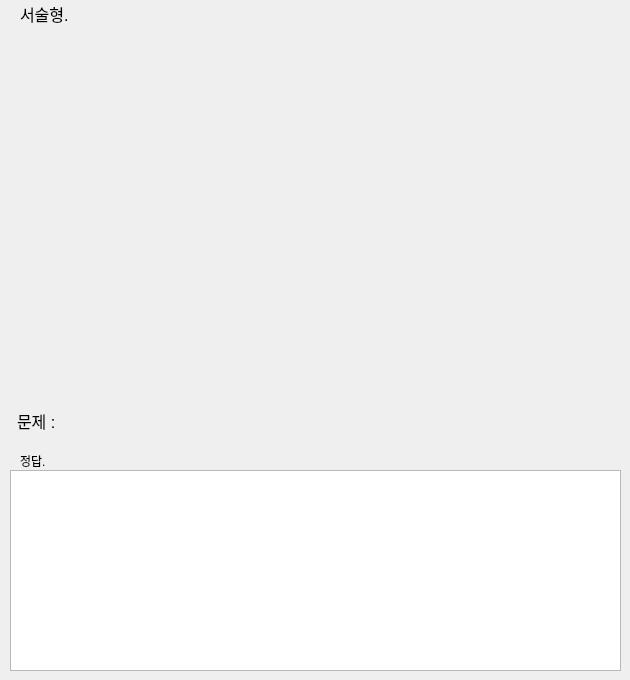
Qt form Math_Books Review Pre_Test_App/UI_save/user_question_window2.ui (gomtings/JeoninHighSchool) before a commit.
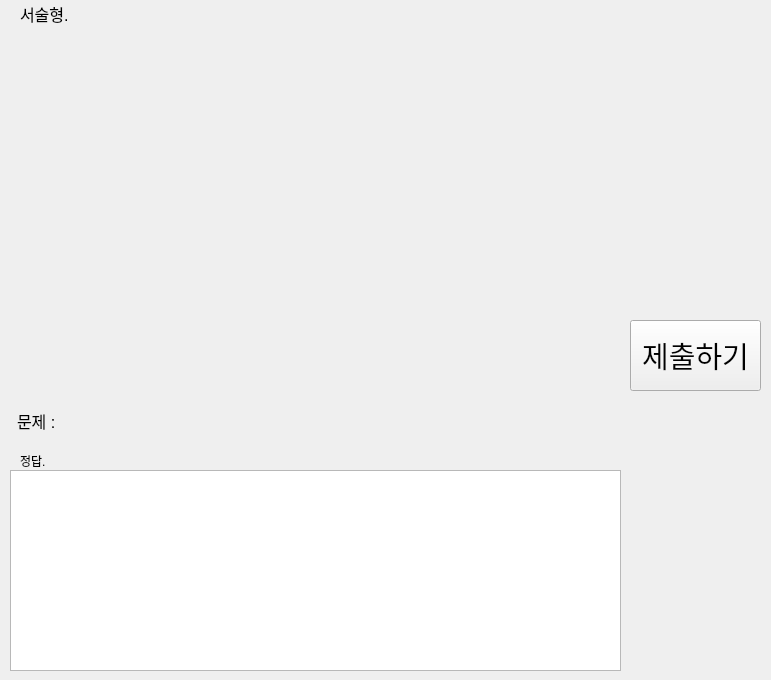
The same form after that commit. Icons and pictures are not drawn.

```diff
--- a/Math_Books Review Pre_Test_App/UI_save/user_question_window2.ui
+++ b/Math_Books Review Pre_Test_App/UI_save/user_question_window2.ui
@@ -6,7 +6,7 @@
    <rect>
     <x>0</x>
     <y>0</y>
-    <width>630</width>
+    <width>771</width>
     <height>680</height>
    </rect>
   </property>
@@ -95,6 +95,24 @@
      <string>문제 :</string>
     </property>
    </widget>
+   <widget class="QPushButton" name="submitbtn">
+    <property name="geometry">
+     <rect>
+      <x>630</x>
+      <y>320</y>
+      <width>131</width>
+      <height>71</height>
+     </rect>
+    </property>
+    <property name="font">
+     <font>
+      <pointsize>22</pointsize>
+     </font>
+    </property>
+    <property name="text">
+     <string>제출하기</string>
+    </property>
+   </widget>
   </widget>
  </widget>
  <resources/>
```
